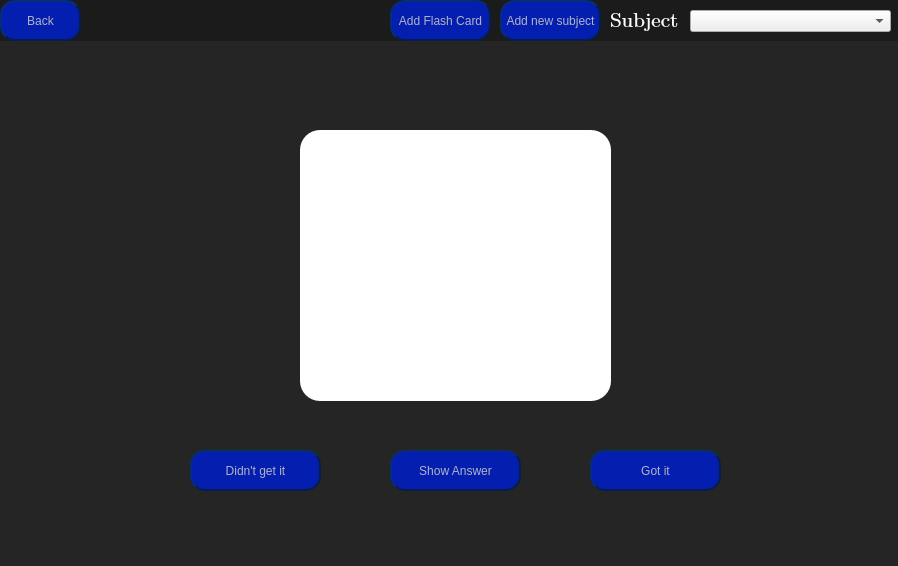
Before: the Qt Designer form StudySphere/StudySphere.ui in AlexOfRivia/Hackathon-WFIS, drawn with Qt 5.
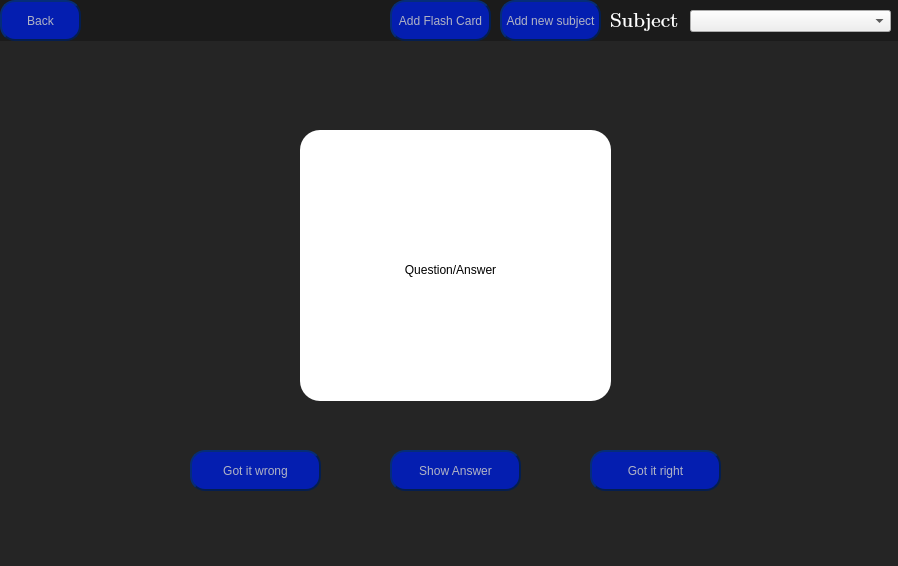
After: the same form once the commit is applied.

```diff
--- a/StudySphere/StudySphere.ui
+++ b/StudySphere/StudySphere.ui
@@ -511,6 +511,19 @@
        <property name="frameShadow">
         <enum>QFrame::Shadow::Raised</enum>
        </property>
+       <widget class="QLabel" name="label_2">
+        <property name="geometry">
+         <rect>
+          <x>20</x>
+          <y>20</y>
+          <width>261</width>
+          <height>241</height>
+         </rect>
+        </property>
+        <property name="text">
+         <string>&lt;html&gt;&lt;head/&gt;&lt;body&gt;&lt;p align=&quot;center&quot;&gt;Question/Answer&lt;/p&gt;&lt;/body&gt;&lt;/html&gt;</string>
+        </property>
+       </widget>
       </widget>
       <widget class="QPushButton" name="didntGetIt">
        <property name="geometry">
@@ -547,7 +560,7 @@
 </string>
        </property>
        <property name="text">
-        <string>Didn't get it</string>
+        <string>Got it wrong</string>
        </property>
       </widget>
       <widget class="QPushButton" name="gotIt">
@@ -585,7 +598,7 @@
 </string>
        </property>
        <property name="text">
-        <string>Got it</string>
+        <string>Got it right</string>
        </property>
       </widget>
       <widget class="QPushButton" name="showAnswerButton">
```
